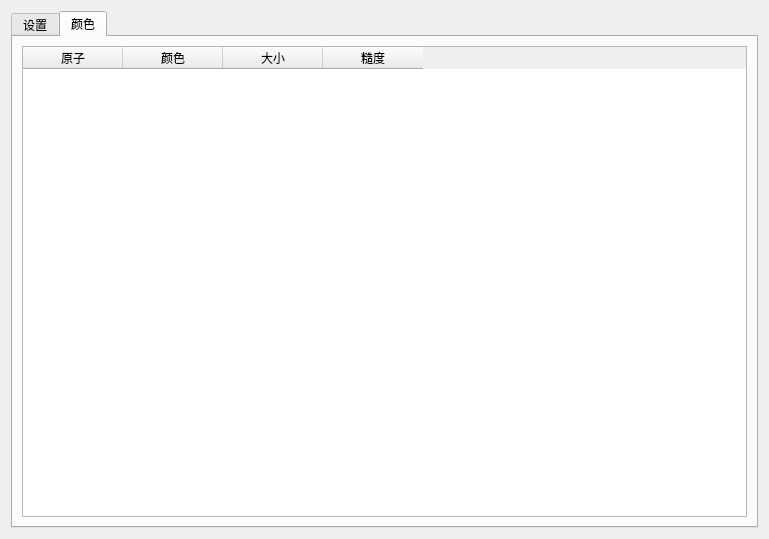
Qt form app/pages/setting/setting.ui (feifeiboys/pywfn) before a commit.
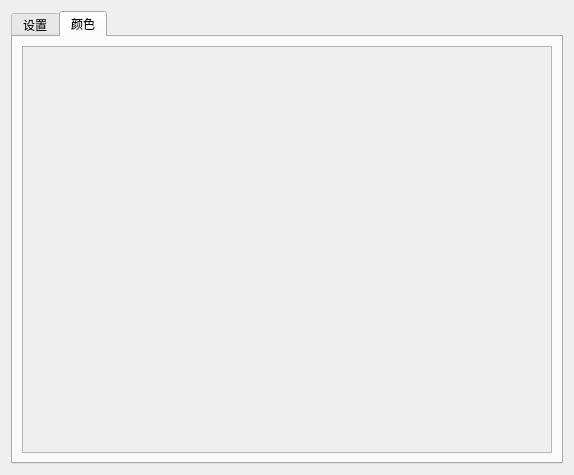
The same form after that commit.

Diff of the .ui file:
```diff
--- a/app/pages/setting/setting.ui
+++ b/app/pages/setting/setting.ui
@@ -6,14 +6,14 @@
    <rect>
     <x>0</x>
     <y>0</y>
-    <width>769</width>
-    <height>539</height>
+    <width>574</width>
+    <height>475</height>
    </rect>
   </property>
   <property name="windowTitle">
    <string>Form</string>
   </property>
-  <layout class="QHBoxLayout" name="horizontalLayout">
+  <layout class="QVBoxLayout" name="verticalLayout_2">
    <item>
     <widget class="QTabWidget" name="tabWidget">
      <property name="currentIndex">
@@ -30,27 +30,25 @@
       </attribute>
       <layout class="QVBoxLayout" name="verticalLayout">
        <item>
-        <widget class="QTableWidget" name="tableWidget">
-         <column>
-          <property name="text">
-           <string>原子</string>
+        <widget class="QScrollArea" name="scrollArea">
+         <property name="widgetResizable">
+          <bool>true</bool>
+         </property>
+         <widget class="QWidget" name="scrollAreaWidgetContents">
+          <property name="geometry">
+           <rect>
+            <x>0</x>
+            <y>0</y>
+            <width>530</width>
+            <height>409</height>
+           </rect>
           </property>
-         </column>
-         <column>
-          <property name="text">
-           <string>颜色</string>
-          </property>
-         </column>
-         <column>
-          <property name="text">
-           <string>大小</string>
-          </property>
-         </column>
-         <column>
-          <property name="text">
-           <string>糙度</string>
-          </property>
-         </column>
+          <layout class="QVBoxLayout" name="verticalLayout_3">
+           <item>
+            <widget class="QWidget" name="color" native="true"/>
+           </item>
+          </layout>
+         </widget>
         </widget>
        </item>
       </layout>
```
Left out of the diff: 4 changed lines with no effect on the pictures.
